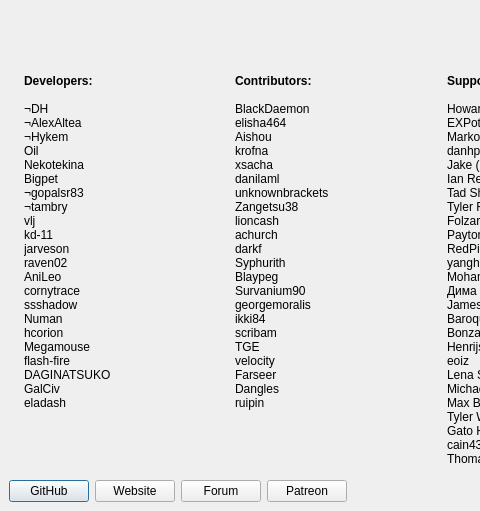
Before: the Qt Designer form rpcs3/rpcs3qt/about_dialog.ui in RPCS3/rpcs3, drawn with Qt 5; both pictures show x 0 to 480 and y 119 to 630 of the 880 by 630 pixel window.
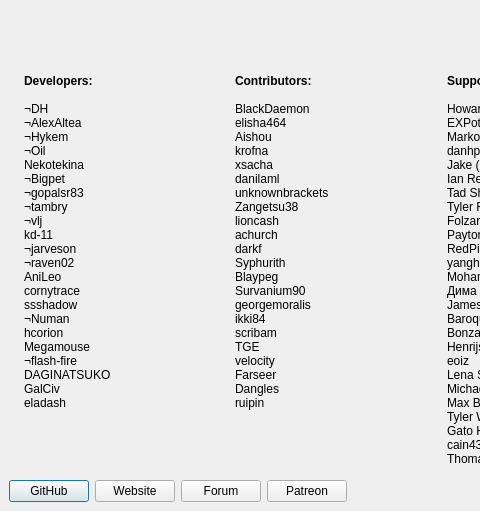
After: the same form once the commit is applied. Icons and pictures are not drawn.

```diff
--- a/rpcs3/rpcs3qt/about_dialog.ui
+++ b/rpcs3/rpcs3qt/about_dialog.ui
@@ -232,7 +232,7 @@
        <item>
         <widget class="QLabel" name="developers">
          <property name="text">
-          <string>&lt;p&gt;&lt;b&gt;Developers:&lt;/b&gt;&lt;br&gt;&lt;br&gt;¬DH&lt;br&gt;¬AlexAltea&lt;br&gt;¬Hykem&lt;br&gt;Oil&lt;br&gt;Nekotekina&lt;br&gt;Bigpet&lt;br&gt;¬gopalsr83&lt;br&gt;¬tambry&lt;br&gt;vlj&lt;br&gt;kd-11&lt;br&gt;jarveson&lt;br&gt;raven02&lt;br&gt;AniLeo&lt;br&gt;cornytrace&lt;br&gt;ssshadow&lt;br&gt;Numan&lt;br&gt;hcorion&lt;br&gt;Megamouse&lt;br&gt;flash-fire&lt;br&gt;DAGINATSUKO&lt;br&gt;GalCiv&lt;br&gt;eladash&lt;/p&gt;</string>
+          <string>&lt;p&gt;&lt;b&gt;Developers:&lt;/b&gt;&lt;br&gt;&lt;br&gt;¬DH&lt;br&gt;¬AlexAltea&lt;br&gt;¬Hykem&lt;br&gt;¬Oil&lt;br&gt;Nekotekina&lt;br&gt;¬Bigpet&lt;br&gt;¬gopalsr83&lt;br&gt;¬tambry&lt;br&gt;¬vlj&lt;br&gt;kd-11&lt;br&gt;¬jarveson&lt;br&gt;¬raven02&lt;br&gt;AniLeo&lt;br&gt;cornytrace&lt;br&gt;ssshadow&lt;br&gt;¬Numan&lt;br&gt;hcorion&lt;br&gt;Megamouse&lt;br&gt;¬flash-fire&lt;br&gt;DAGINATSUKO&lt;br&gt;GalCiv&lt;br&gt;eladash&lt;/p&gt;</string>
          </property>
          <property name="scaledContents">
           <bool>false</bool>
```
